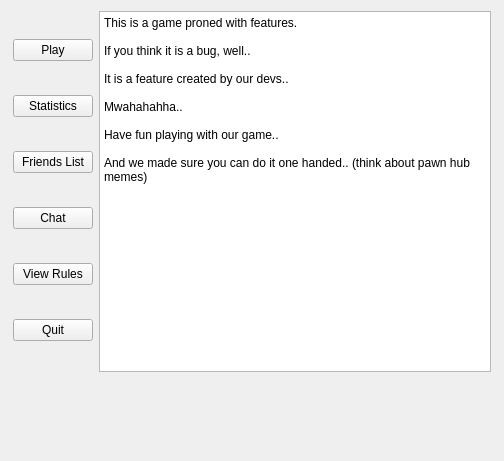
Qt form Qt_UI/MainMenu/mainmenu.ui (Phucyro/PawnHub) before a commit.
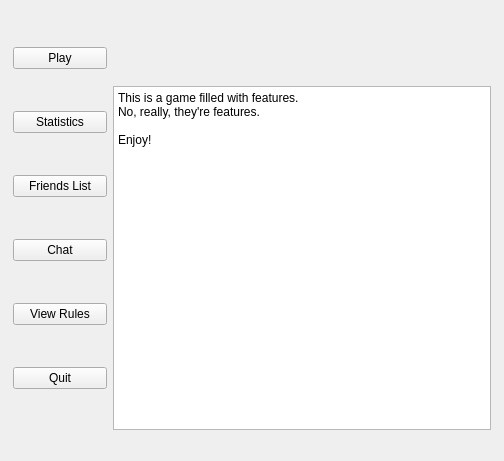
The same form after that commit. Icons and pictures are not drawn.

Commit message: [Add] logo to everything!

Diff of the .ui file:
```diff
--- a/Qt_UI/MainMenu/mainmenu.ui
+++ b/Qt_UI/MainMenu/mainmenu.ui
@@ -19,9 +19,13 @@
   <property name="windowTitle">
    <string>Main Menu</string>
   </property>
-  <layout class="QVBoxLayout" name="verticalLayout_2" stretch="5,1">
+  <property name="windowIcon">
+   <iconset resource="pawnhub.qrc">
+    <normaloff>:/icon/pawnhub_icon.png</normaloff>:/icon/pawnhub_icon.png</iconset>
+  </property>
+  <layout class="QVBoxLayout" name="verticalLayout_2" stretch="5,0">
    <item>
-    <layout class="QHBoxLayout" name="horizontalLayout" stretch="1,5">
+    <layout class="QHBoxLayout" name="horizontalLayout" stretch="1,4">
      <property name="sizeConstraint">
       <enum>QLayout::SetMinAndMaxSize</enum>
      </property>
@@ -126,6 +130,18 @@
       </layout>
      </item>
      <item>
+      <layout class="QVBoxLayout" name="verticalLayout_3" stretch="1,5">
+       <item>
+        <widget class="QLabel" name="logoLabel">
+         <property name="pixmap">
+          <pixmap resource="pawnhub.qrc">:/banner/pawnhub_banner.png</pixmap>
+         </property>
+         <property name="alignment">
+          <set>Qt::AlignCenter</set>
+         </property>
+        </widget>
+       </item>
+       <item>
       <widget class="QPlainTextEdit" name="plainTextEdit">
        <property name="sizePolicy">
         <sizepolicy hsizetype="Preferred" vsizetype="Preferred">
@@ -137,17 +153,10 @@
         <bool>true</bool>
        </property>
        <property name="plainText">
-        <string>This is a game proned with features.
+          <string>This is a game filled with features.
+No, really, they're features.
 
-If you think it is a bug, well..
-
-It is a feature created by our devs..
-
-Mwahahahha..
-
-Have fun playing with our game..
-
-And we made sure you can do it one handed.. (think about pawn hub memes)</string>
+Enjoy!</string>
        </property>
        <property name="overwriteMode">
         <bool>true</bool>
@@ -159,6 +168,8 @@
      </item>
     </layout>
    </item>
+    </layout>
+   </item>
    <item>
     <widget class="QLabel" name="adBanner">
      <property name="text">
```
Left out of the diff: 1 changed line with no effect on the pictures. Lines whose indentation alone changed are shown as unchanged. The commit also changes 18 other files.
